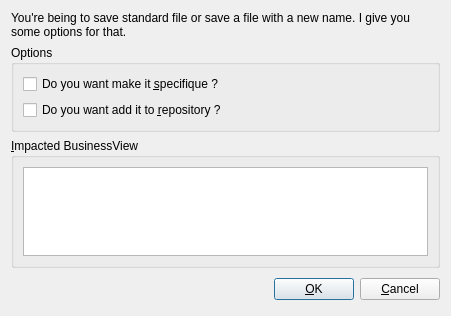
Old version of the form xinx/ui/specifiquedlg.ui in the repository phoenix741/xinx.
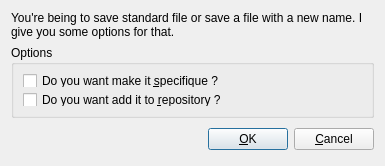
New version of the form. Icons and pictures are not drawn.

The edit to the form file:
```diff
--- a/xinx/ui/specifiquedlg.ui
+++ b/xinx/ui/specifiquedlg.ui
@@ -5,8 +5,8 @@
    <rect>
     <x>0</x>
     <y>0</y>
-    <width>451</width>
-    <height>316</height>
+    <width>385</width>
+    <height>155</height>
    </rect>
   </property>
   <property name="windowTitle" >
@@ -46,18 +46,6 @@
      </layout>
     </widget>
    </item>
-   <item>
-    <widget class="QGroupBox" name="m_impactedBVGroupBox" >
-     <property name="title" >
-      <string>&amp;Impacted BusinessView</string>
-     </property>
-     <layout class="QGridLayout" >
-      <item row="0" column="0" >
-       <widget class="QListWidget" name="m_impactedListWidget" />
-      </item>
-     </layout>
-    </widget>
-   </item>
    <item>
     <layout class="QHBoxLayout" >
      <property name="spacing" >
```
Left out of the diff: 16 changed lines with no effect on the pictures.
